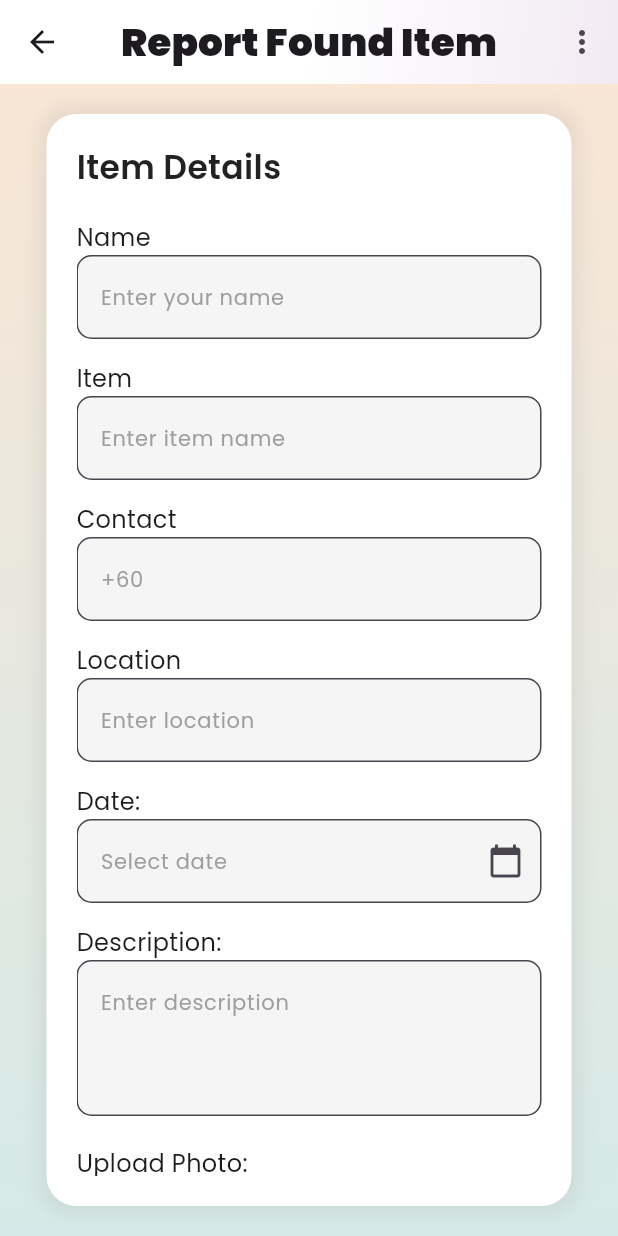
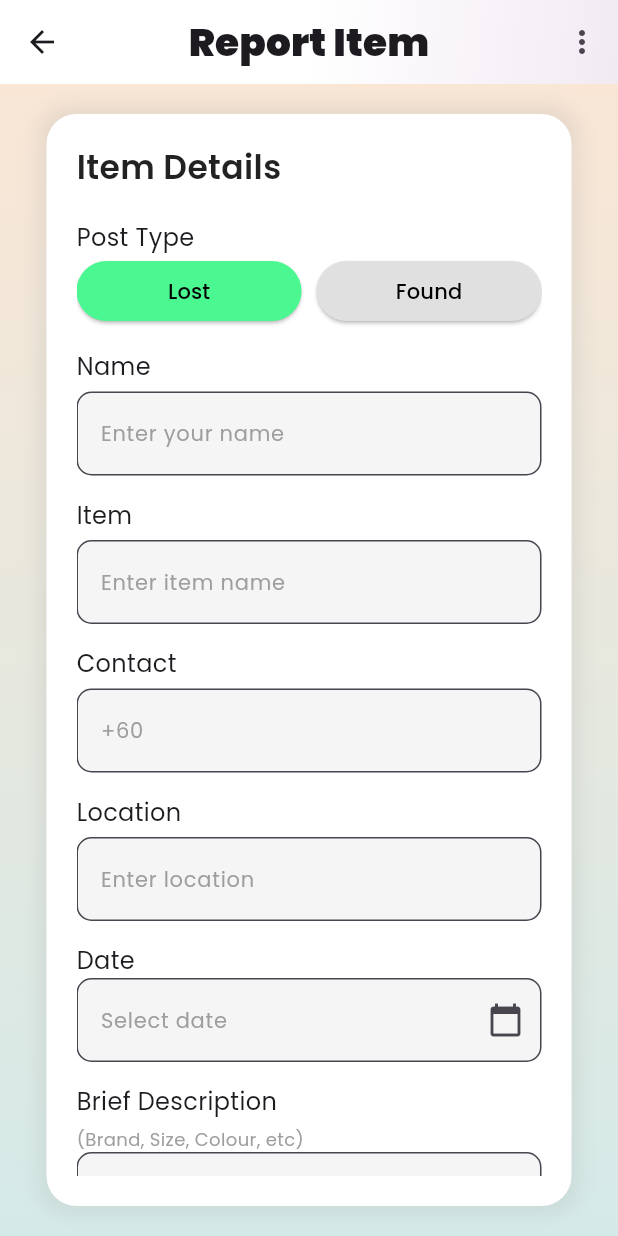
Before and after one commit to benlim2002/appDevApp, a Flutter app: the ReportLostItemScreen screen opened directly, on a phone screen of 412 x 824 dp. Run offline on Flutter 3.47's test engine with Material 3 defaults, Android fonts, the phone set to English and light mode, and no system bars; our stand-ins replace cached_network_image, cloud_firestore, firebase_auth, firebase_core, google_fonts, image_picker and 1 more; accounts and stored records are empty.

Commit message:
Sprint 3 updates
- UI changes in report_item page (add on post type, brief description, button reset)
- Change title for the button in home page

```diff
--- a/lib/screens/home/home.dart
+++ b/lib/screens/home/home.dart
@@ -141,7 +141,7 @@ class LostAndFoundScreen extends StatelessWidget {
                             child: const Row(
                               children: [
                                 Text(
-                                  'Found',
+                                  'Report',
                                   style: TextStyle(fontSize: 18),
                                 ),
                                 SizedBox(width: 8),
@@ -167,7 +167,7 @@ class LostAndFoundScreen extends StatelessWidget {
                             child: const Row(
                               children: [
                                 Text(
-                                  'Lost',
+                                  'Claim',
                                   style: TextStyle(fontSize: 18),
                                 ),
                                 SizedBox(width: 8),
--- a/lib/screens/home/report_item.dart
+++ b/lib/screens/home/report_item.dart
@@ -6,7 +6,7 @@ import 'package:utmlostnfound/appbar.dart';
 import 'package:image_picker/image_picker.dart';
 import 'package:http/http.dart' as http;
 import 'dart:convert';
-import 'package:uuid/uuid.dart';  // Import uuid package
+import 'package:uuid/uuid.dart'; // Import uuid package
 
 class ReportLostItemScreen extends StatefulWidget {
   const ReportLostItemScreen({super.key});
@@ -23,6 +23,7 @@ class _ReportLostItemScreenState extends State<ReportLostItemScreen> {
   final _locationController = TextEditingController();
   final _descriptionController = TextEditingController();
   DateTime? _selectedDate;
+  String? _postType = 'Lost'; // Default value for Post Type
 
   File? _imageFile;
   String? _photoUrl;
@@ -118,7 +119,7 @@ class _ReportLostItemScreenState extends State<ReportLostItemScreen> {
   Widget build(BuildContext context) {
     return Scaffold(
       appBar: const CustomAppBar(
-        title: "Report Found Item",
+        title: "Report Item",
       ),
       body: Container(
         decoration: const BoxDecoration(
@@ -163,25 +164,58 @@ class _ReportLostItemScreenState extends State<ReportLostItemScreen> {
                     ),
                     const SizedBox(height: 20),
 
-                    // Name Field
+                    // Post Type (Lost or Found)
+                    const Text("Post Type", style: TextStyle(fontSize: 16)),
+                    Row(
+                      children: [
+                        Expanded(
+                          child: ElevatedButton(
+                            onPressed: () {
+                              setState(() {
+                                _postType = 'Lost';
+                              });
+                            },
+                            style: ElevatedButton.styleFrom(
+                              backgroundColor: _postType == 'Lost'
+                                  ? const Color.fromARGB(255, 75, 247, 144)
+                                  : Colors.grey[300],
+                              foregroundColor: Colors.black,
+                            ),
+                            child: const Text("Lost"),
+                          ),
+                        ),
+                        const SizedBox(width: 10),
+                        Expanded(
+                          child: ElevatedButton(
+                            onPressed: () {
+                              setState(() {
+                                _postType = 'Found';
+                              });
+                            },
+                            style: ElevatedButton.styleFrom(
+                              backgroundColor: _postType == 'Found'
+                                  ? const Color.fromARGB(255, 75, 247, 144)
+                                  : Colors.grey[300],
+                              foregroundColor: Colors.black,
+                            ),
+                            child: const Text("Found"),
+                          ),
+                        ),
+                      ],
+                    ),
+                    const SizedBox(height: 15),
+
+                    // Other Input Fields
                     _buildField("Name", "Enter your name", _nameController),
-
-                    // Item Field
                     _buildField("Item", "Enter item name", _itemController),
-
-                    // Contact Field
                     _buildField(
                       "Contact",
                       "+60",
                       _contactController,
                       keyboardType: TextInputType.phone,
                     ),
-
-                    // Location Field
                     _buildField("Location", "Enter location", _locationController),
-
-                    // Date Field
-                    const Text("Date:", style: TextStyle(fontSize: 16)),
+                    const Text("Date", style: TextStyle(fontSize: 16)),
                     GestureDetector(
                       onTap: () => _selectDate(context),
                       child: AbsorbPointer(
@@ -195,11 +229,7 @@ class _ReportLostItemScreenState extends State<ReportLostItemScreen> {
                             border: OutlineInputBorder(
                               borderRadius: BorderRadius.circular(10),
                             ),
-                            hintStyle: TextStyle(
-                              fontStyle: FontStyle.normal,
-                              fontSize: 14,
-                              color: Colors.grey[500],
-                            ),
+                            hintStyle: TextStyle(fontSize: 14, color: Colors.grey[500]),
                             suffixIcon: const Icon(Icons.calendar_today),
                           ),
                           validator: (value) {
@@ -214,7 +244,13 @@ class _ReportLostItemScreenState extends State<ReportLostItemScreen> {
                     const SizedBox(height: 15),
 
                     // Description Field
-                    const Text("Description:", style: TextStyle(fontSize: 16)),
+                    // Description Field
+                   const Text("Brief Description", style: TextStyle(fontSize: 16)),
+                   const SizedBox(height: 5),
+                   const Text(
+                      "(Brand, Size, Colour, etc)",
+                       style: TextStyle(fontSize: 12, color: Colors.grey),
+                       ),
 TextFormField(
   controller: _descriptionController,
   maxLines: 3,
@@ -225,33 +261,17 @@ class _ReportLostItemScreenState extends State<ReportLostItemScreen> {
     border: OutlineInputBorder(
       borderRadius: BorderRadius.circular(10),
     ),
-                        hintStyle: TextStyle(
-                          fontStyle: FontStyle.normal,
-                          fontSize: 14,
-                          color: Colors.grey[500],
+    hintStyle: TextStyle(fontSize: 14, color: Colors.grey[500]),
   ),
 ),
-                    ),
-                    const SizedBox(height: 20),
+
 
                     // Upload Photo
-                    const Text("Upload Photo:", style: TextStyle(fontSize: 16)),
-                    const Text(
-                      "(Upload if available)",
-                      style: TextStyle(fontSize: 12, color: Colors.black54),
-                    ),
-                    const SizedBox(height: 10),
+                    const Text("Upload Photo", style: TextStyle(fontSize: 16)),
                     ElevatedButton.icon(
                       onPressed: _uploadPhoto,
                       icon: const Icon(Icons.upload_file),
                       label: const Text("Upload Photo"),
-                      style: ElevatedButton.styleFrom(
-                        backgroundColor: Colors.grey[300],
-                        foregroundColor: Colors.black,
-                        shape: RoundedRectangleBorder(
-                          borderRadius: BorderRadius.circular(10),
-                        ),
-                      ),
                     ),
                     const SizedBox(height: 30),
 
@@ -263,53 +283,65 @@ class _ReportLostItemScreenState extends State<ReportLostItemScreen> {
                           onPressed: () async {
                             if (_formKey.currentState!.validate()) {
                               CollectionReference lostItems =
-                                  FirebaseFirestore.instance.collection('lost_items');
+                                  FirebaseFirestore.instance.collection('items');
 
                               try {
-                                // Format the selected date to 'YYYY-MM-DD' format
                                 final formattedDate = _selectedDate != null
                                     ? "${_selectedDate!.toLocal()}".split(' ')[0]
                                     : null;
 
-                                // Create a custom UUID for the ID
                                 var uuid = const Uuid();
-                                String customId = uuid.v4(); // Generate a custom ID
+                                String customId = uuid.v4();
 
-                                // Add the item with the custom ID
                                 await lostItems.doc(customId).set({
-                                  'id': customId, // Custom ID added here
                                   'name': _nameController.text,
                                   'item': _itemController.text,
                                   'contact': _contactController.text,
                                   'location': _locationController.text,
-                                  'date': formattedDate, // Save only the formatted date
                                   'description': _descriptionController.text,
-                                  'photo_url': _photoUrl,
-                                  'timestamp': DateTime.now().millisecondsSinceEpoch,
-                                  'status': 'lost',
+                                  'postType': _postType,
+                                  'date': formattedDate,
+                                  'photoUrl': _photoUrl,
+                                  'userId': _userId,
+                                  'createdAt': FieldValue.serverTimestamp(),
                                 });
 
                                 ScaffoldMessenger.of(context).showSnackBar(
                                   const SnackBar(content: Text('Item reported successfully!')),
                                 );
 
-                                Navigator.pop(context); // Navigate back to the main page
+                                Navigator.pop(context);
                               } catch (e) {
                                 ScaffoldMessenger.of(context).showSnackBar(
-                                  SnackBar(content: Text('Failed to report item: $e')),
+                                  SnackBar(content: Text('Error: $e')),
                                 );
                               }
                             }
                           },
                           style: ElevatedButton.styleFrom(
-                            backgroundColor: Colors.black,
-                            foregroundColor: Colors.white,
-                            padding: const EdgeInsets.symmetric(horizontal: 20, vertical: 10),
-                            shape: RoundedRectangleBorder(
-                              borderRadius: BorderRadius.circular(10),
+                            backgroundColor: Colors.blue, // Background color for Submit button
+                            foregroundColor: Colors.white, // Text color for Submit button
                           ),
+                          child: const Text('Submit'),
                         ),
-                          child: const Text("Submit"),
+                        ElevatedButton(
+                          onPressed: () {
+                            _nameController.clear();
+                            _itemController.clear();
+                            _contactController.clear();
+                            _locationController.clear();
+                            _descriptionController.clear();
+                            setState(() {
+                              _postType = 'Lost';
+                              _selectedDate = null;
+                              _photoUrl = null;
+                            });
+                          },
+                          style: ElevatedButton.styleFrom(
+                            backgroundColor: Colors.red, // Background color for Reset button
+                            foregroundColor: Colors.white, // Text color for Reset button
+                          ),
+                          child: const Text('Reset'),
                         ),
                       ],
                     ),
@@ -323,15 +355,17 @@ class _ReportLostItemScreenState extends State<ReportLostItemScreen> {
     );
   }
 
-  // Helper function to build text fields
-  Widget _buildField(String label, String hint, TextEditingController controller, {TextInputType keyboardType = TextInputType.text}) {
-    return Column(
+  Widget _buildField(String label, String hint, TextEditingController controller,
+      {TextInputType keyboardType = TextInputType.text}) {
+    return Padding(
+      padding: const EdgeInsets.only(bottom: 15.0),
+      child: Column(
         crossAxisAlignment: CrossAxisAlignment.start,
         children: [
           Text(label, style: const TextStyle(fontSize: 16)),
+          const SizedBox(height: 5),
           TextFormField(
             controller: controller,
-          keyboardType: keyboardType,
             decoration: InputDecoration(
               hintText: hint,
               filled: true,
@@ -339,15 +373,18 @@ class _ReportLostItemScreenState extends State<ReportLostItemScreen> {
               border: OutlineInputBorder(
                 borderRadius: BorderRadius.circular(10),
               ),
-            hintStyle: TextStyle(
-              fontStyle: FontStyle.normal,
-              fontSize: 14,
-              color: Colors.grey[500],
+              hintStyle: TextStyle(fontSize: 14, color: Colors.grey[500]),
             ),
+            keyboardType: keyboardType,
+            validator: (value) {
+              if (value == null || value.isEmpty) {
+                return '$label is required';
+              }
+              return null;
+            },
           ),
+        ],
       ),
-        const SizedBox(height: 15),
-      ],
     );
   }
 }
```
Also changed, not shown: lib/main.dart (line endings or trailing spaces), 3 other files. Lines whose indentation alone changed are shown as unchanged.
